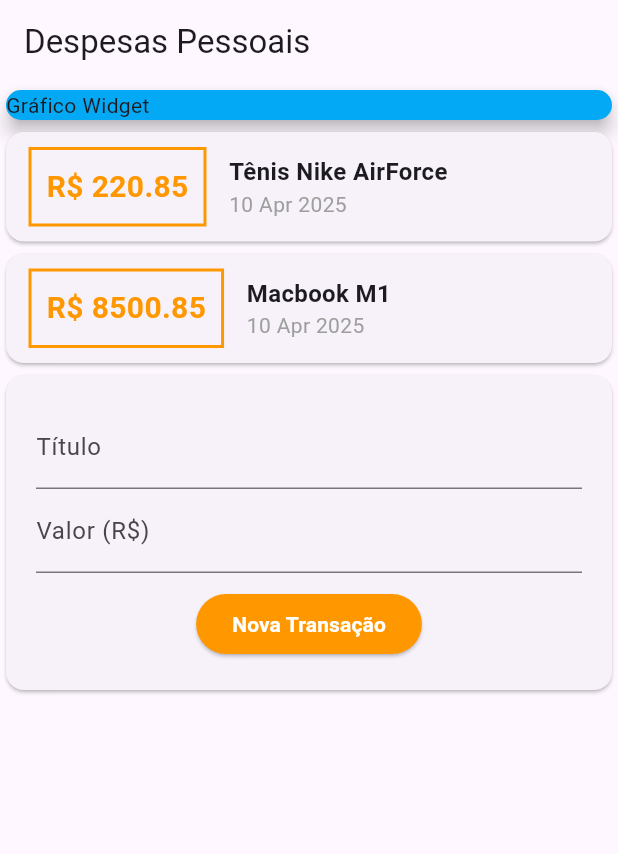
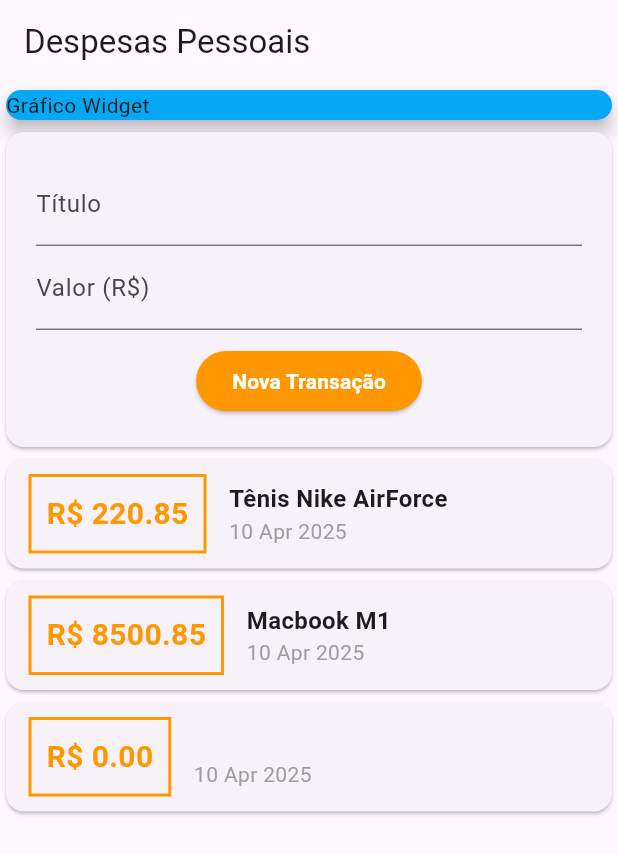
Before and after one commit to Victor-Valedev/ExpensesApp-Trilha-Mobile, a Flutter app: the screen it shows after launch, after a tap on "Nova Transação", on a phone screen of 412 x 824 dp. Shown: the top 854 px of the screen. Run offline on Flutter 3.47's test engine with Material 3 defaults, Android fonts, the light colour scheme and no system bars.

Commit message:
feat: Adiciona cards de despesas na listagem

```diff
--- a/lib/components/transactions_forms.dart
+++ b/lib/components/transactions_forms.dart
@@ -3,6 +3,10 @@ import 'package:flutter/material.dart';
 class TransactionsForms extends StatelessWidget {
   final titleController = TextEditingController();
   final valueController = TextEditingController();
+
+  final void Function(String, double) onSubmit;
+
+  TransactionsForms(this.onSubmit);
 
   @override
   Widget build(BuildContext context) {
@@ -22,8 +26,9 @@ class TransactionsForms extends StatelessWidget {
             SizedBox(height: 10),
             ElevatedButton(
               onPressed: () {
-                //print(titleController.text);
-                //print(valueController.text);
+                final title = titleController.text;
+                final value = double.tryParse(valueController.text) ?? 0.0;
+                onSubmit(title, value);
               },
               style: ElevatedButton.styleFrom(backgroundColor: Colors.orange),
               child: Text(
--- a/lib/components/transactions_users.dart
+++ b/lib/components/transactions_users.dart
@@ -1,18 +1,16 @@
+import 'dart:math';
 import 'package:expensivesapp/components/transactions_forms.dart';
 import 'package:expensivesapp/components/transactions_list.dart';
 import 'package:expensivesapp/models/transactions.dart';
 import 'package:flutter/material.dart';
 
 class TransactionsUsers extends StatefulWidget {
-
-
   @override
   State<TransactionsUsers> createState() => _TransactionsUsersState();
 }
 
 class _TransactionsUsersState extends State<TransactionsUsers> {
-
-    final _transactions = [
+  final _transactions = [
     Transactions(
       id: 't1',
       title: 'Tênis Nike AirForce',
@@ -27,12 +25,25 @@ class _TransactionsUsersState extends State<TransactionsUsers> {
     ),
   ];
 
+  void _addTransactions(String title, double value) {
+    final newTransactions = Transactions(
+      id: Random().nextDouble().toString(),
+      title: title,
+      date: DateTime.now(),
+      value: value,
+    );
+
+    setState(() {
+      _transactions.add(newTransactions);
+    });
+  }
+
   @override
   Widget build(BuildContext context) {
     return Column(
-      children:<Widget>[
+      children: <Widget>[
+        TransactionsForms(_addTransactions),
         TransactionsList(transactions: _transactions),
-        TransactionsForms(),
       ],
     );
   }
--- a/lib/main.dart
+++ b/lib/main.dart
@@ -19,7 +19,8 @@ class MyHomePage extends StatelessWidget {
   Widget build(BuildContext context) {
     return Scaffold(
       appBar: AppBar(title: Text('Despesas Pessoais')),
-      body: Column(
+      body: SingleChildScrollView(
+        child: Column(
           crossAxisAlignment: CrossAxisAlignment.stretch,
           children: <Widget>[
             Container(
@@ -33,6 +34,7 @@ class MyHomePage extends StatelessWidget {
            TransactionsUsers()
           ],
         ),
+      ),
     );
   }
 }
```
Lines whose indentation alone changed are shown as unchanged.
